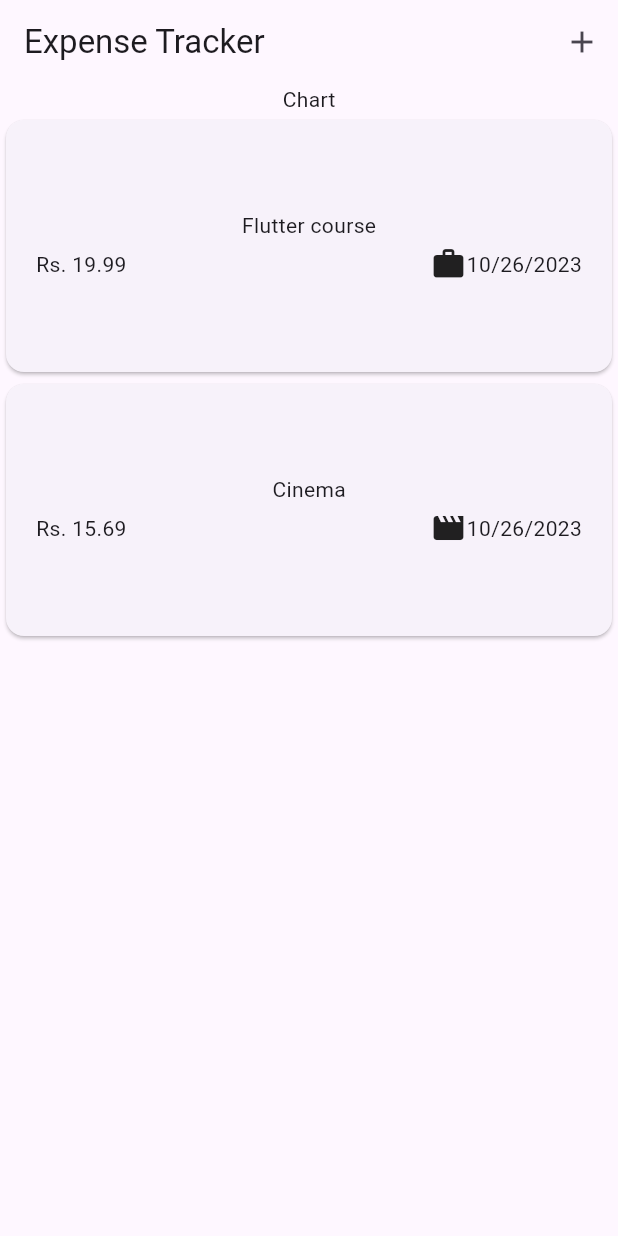
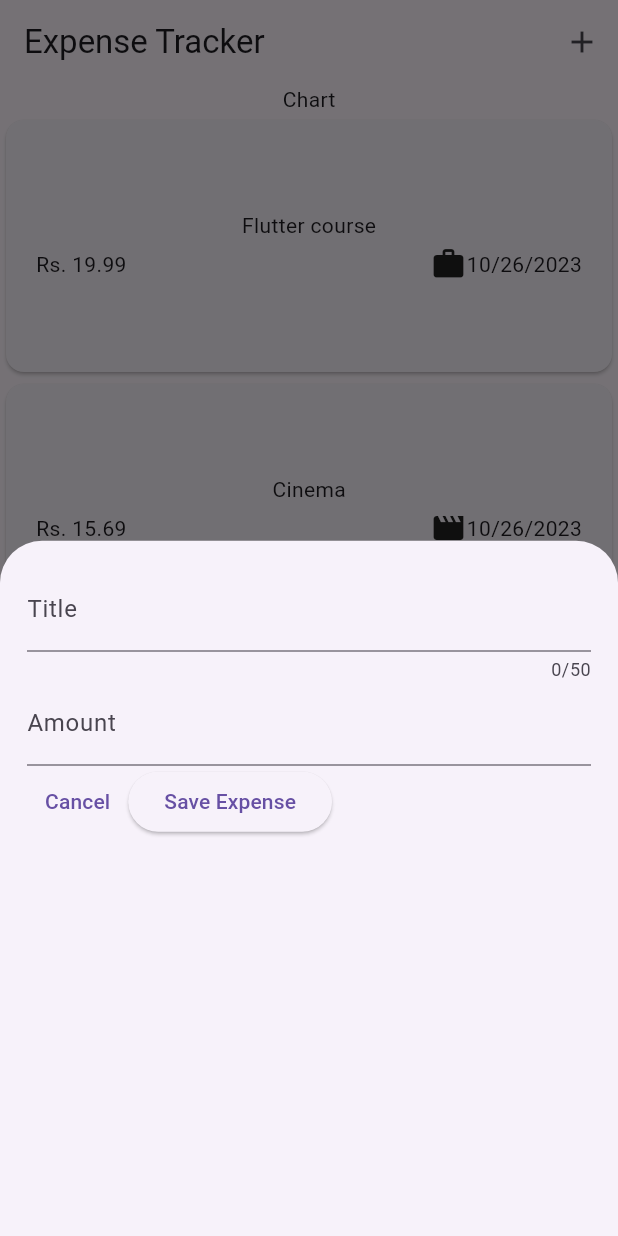
Before and after one commit to Midwayne/expense_tracker, a Flutter app: the screen it shows after launch, after a tap on the "add" icon, on a phone screen of 412 x 824 dp. Run offline on Flutter 3.47's test engine with Material 2 defaults, Android fonts, the phone set to English and light mode, and no system bars.

Commit message:
Add Expense Overlay

```diff
--- a/lib/expenses.dart
+++ b/lib/expenses.dart
@@ -1,5 +1,6 @@
 import 'package:expense_tracker/widgets/expenses_list.dart';
 import 'package:expense_tracker/models/expense.dart';
+import 'package:expense_tracker/widgets/new_expense.dart';
 import 'package:flutter/material.dart';
 
 class Expenses extends StatefulWidget {
@@ -27,6 +28,13 @@ class _ExpensesState extends State<Expenses> {
     ),
   ];
 
+  void _openAddExpenseOverlay() {
+    showModalBottomSheet(
+      context: context,
+      builder: (ctx) => const NewExpense(),
+    );
+  }
+
   @override
   Widget build(BuildContext context) {
     return (Scaffold(
@@ -34,7 +42,7 @@ class _ExpensesState extends State<Expenses> {
         title: const Text('Expense Tracker'),
         actions: [
           IconButton(
-            onPressed: () {},
+            onPressed: _openAddExpenseOverlay,
             icon: const Icon(Icons.add),
           )
         ],
--- /dev/null
+++ b/lib/widgets/new_expense.dart
@@ -0,0 +1,71 @@
+import 'package:flutter/material.dart';
+
+class NewExpense extends StatefulWidget {
+  const NewExpense({super.key});
+  @override
+  State<NewExpense> createState() {
+    return _NewExpenseState();
+  }
+}
+
+class _NewExpenseState extends State<NewExpense> {
+  /* //One way to store data. Use TextEditingController instead
+  var _enteredTitle = '';
+  void _saveTitleInput(String inputValue) {
+    _enteredTitle = inputValue;
+  }*/
+
+  final _titleController = TextEditingController();
+  final _amountController = TextEditingController();
+
+  //Destructor. Dispose TextEditingController without fail
+  @override
+  void dispose() {
+    _titleController.dispose();
+    _amountController.dispose();
+    super.dispose();
+  }
+
+  @override
+  Widget build(BuildContext context) {
+    return Padding(
+      padding: const EdgeInsets.all(18),
+      child: Column(
+        children: [
+          TextField(
+            //onChanged: _saveTitleInput,
+            controller: _titleController,
+            maxLength: 50,
+            decoration: const InputDecoration(
+              label: Text('Title'),
+            ),
+          ),
+          TextField(
+            controller: _amountController,
+            keyboardType: TextInputType.number,
+            decoration: const InputDecoration(
+              prefixText: 'Rs. ',
+              label: Text('Amount'),
+            ),
+          ),
+          Row(
+            children: [
+              TextButton(
+                onPressed: () {
+                  Navigator.pop(context);
+                },
+                child: const Text('Cancel'),
+              ),
+              ElevatedButton(
+                onPressed: () {
+                  print(_titleController.text);
+                },
+                child: const Text('Save Expense'),
+              ),
+            ],
+          )
+        ],
+      ),
+    );
+  }
+}
```
